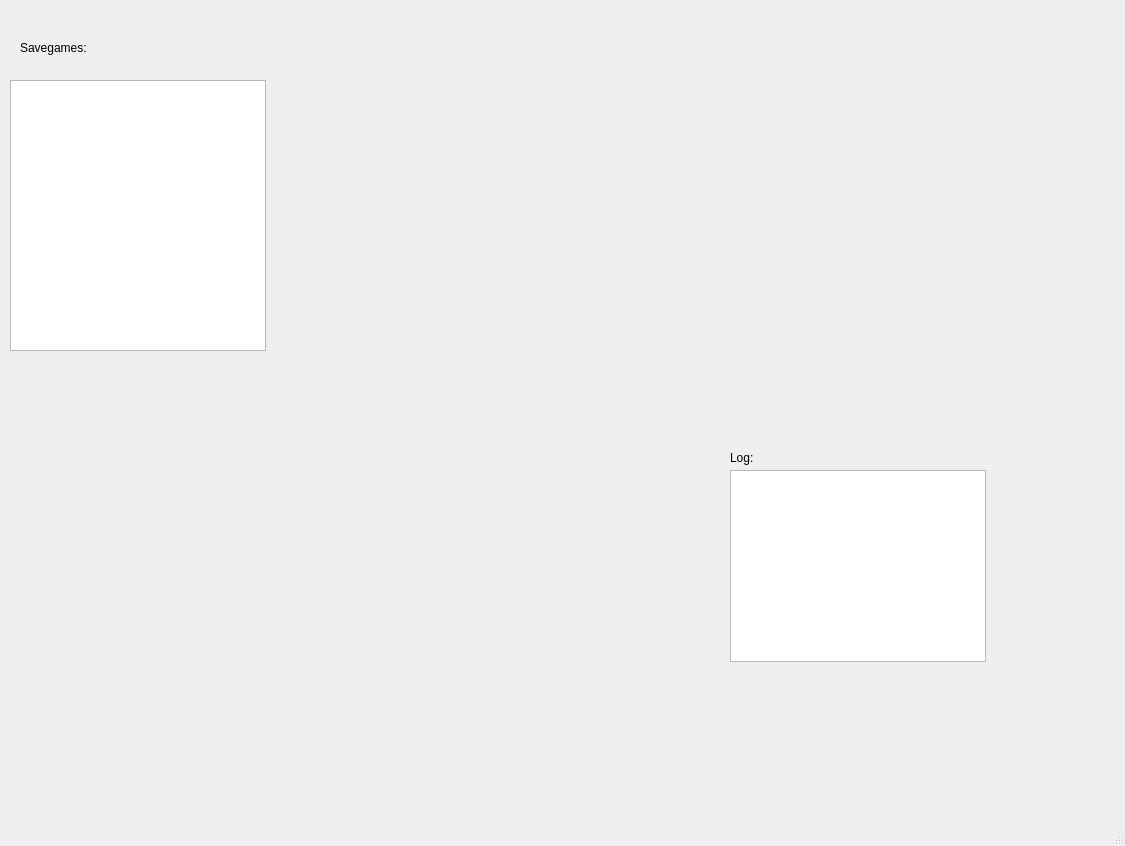
ronanpaixao/SkyAlchemy, file data/wndmain.ui: the form before one commit.
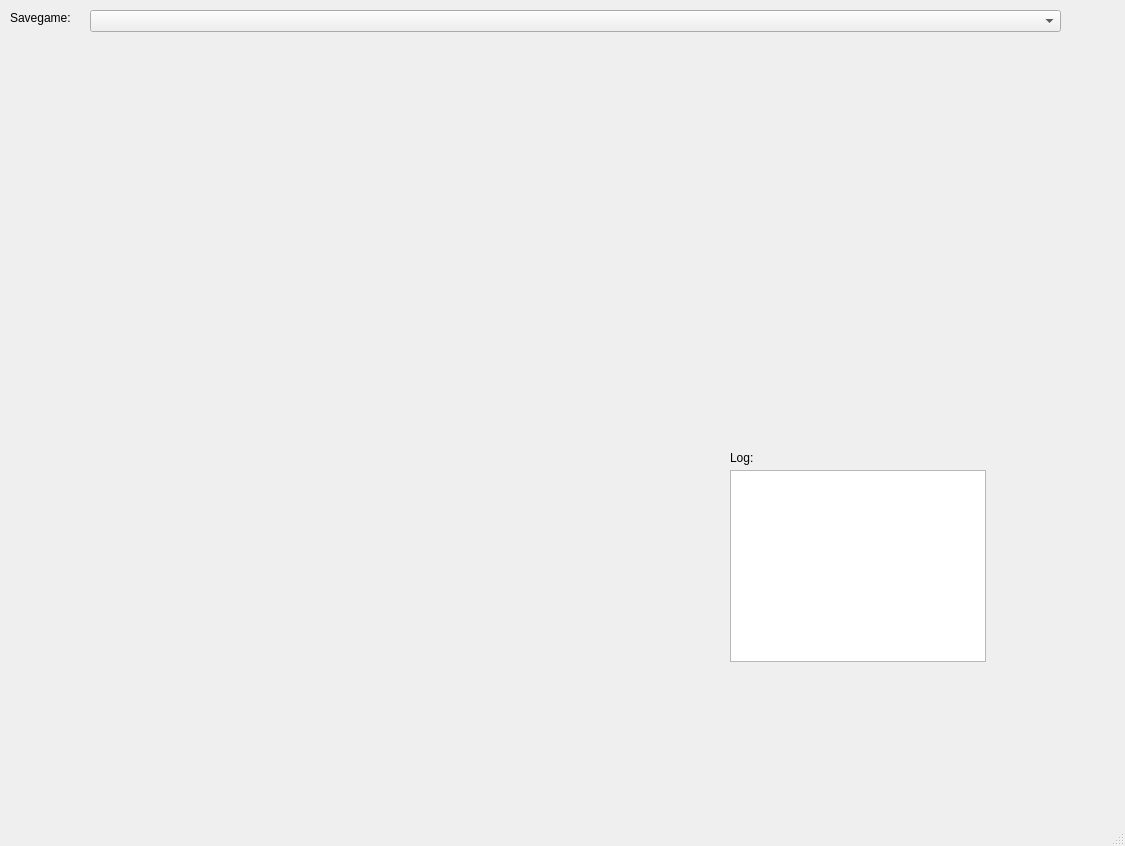
The form after the commit. Icons and pictures are not drawn.

Commit message: Fix new Signal and Slot names (no "pyqt...") and integrate savegame loading into GUI

The edit to the form file:
```diff
--- a/data/wndmain.ui
+++ b/data/wndmain.ui
@@ -41,27 +41,27 @@
      </rect>
     </property>
    </widget>
-   <widget class="QListWidget" name="listSavegames">
-    <property name="geometry">
-     <rect>
-      <x>10</x>
-      <y>80</y>
-      <width>256</width>
-      <height>271</height>
-     </rect>
-    </property>
-   </widget>
    <widget class="QLabel" name="label">
     <property name="geometry">
      <rect>
-      <x>20</x>
-      <y>40</y>
+      <x>10</x>
+      <y>10</y>
       <width>101</width>
       <height>16</height>
      </rect>
     </property>
     <property name="text">
-     <string>Savegames:</string>
+     <string>Savegame:</string>
+    </property>
+   </widget>
+   <widget class="QComboBox" name="comboSavegames">
+    <property name="geometry">
+     <rect>
+      <x>90</x>
+      <y>10</y>
+      <width>971</width>
+      <height>22</height>
+     </rect>
     </property>
    </widget>
   </widget>
```
The commit also changes 1 other file.
